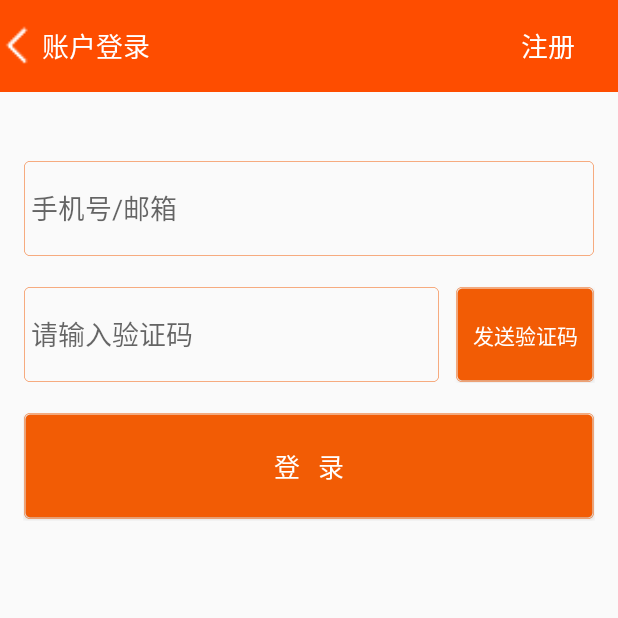
After one commit to wulei111/part_time_job, an Android app: the ValidateLoginActivity screen opened directly, with no data from a screen before it, on a phone screen of 412 x 824 dp, the top half of it. The commit adds this screen. Run offline under Robolectric (Android 15) with nearby library versions, the phone set to English and light mode, and no system bars.

Commit message:
add ValidateLoginActivity 、xml

```diff
--- a/Love_PartTimeJob_app/app/src/main/AndroidManifest.xml
+++ b/Love_PartTimeJob_app/app/src/main/AndroidManifest.xml
@@ -10,12 +10,23 @@
         <activity
             android:name=".MainActivity"
             android:label="@string/app_name" >
+        </activity>
+        <activity
+            android:name=".LoginActivity"
+            android:label="LoginActivity"
+            android:theme="@style/StopTitle">
             <intent-filter>
                 <action android:name="android.intent.action.MAIN" />
 
                 <category android:name="android.intent.category.LAUNCHER" />
             </intent-filter>
         </activity>
+        <activity
+            android:name=".ValidateLoginActivity"
+            android:label="@string/title_activity_validate"
+            android:theme="@style/StopTitle">
+
+        </activity>
     </application>
 
 </manifest>
--- a/Love_PartTimeJob_app/app/src/main/java/com/best/love_parttimejob_app/LoginActivity.java
+++ b/Love_PartTimeJob_app/app/src/main/java/com/best/love_parttimejob_app/LoginActivity.java
@@ -2,38 +2,25 @@ package com.best.love_parttimejob_app;
 
 import android.support.v7.app.AppCompatActivity;
 import android.os.Bundle;
-import android.view.Menu;
-import android.view.MenuItem;
+import android.view.View;
+import android.widget.TextView;
+import android.content.Intent;
 
-import com.best.love_parttimejob_app.R;
+
 
 public class LoginActivity extends AppCompatActivity {
 
+    public TextView duanxin;
     @Override
     protected void onCreate(Bundle savedInstanceState) {
         super.onCreate(savedInstanceState);
         setContentView(R.layout.activity_login);
+        duanxin = (TextView) findViewById(R.id.duanxin);
     }
 
-    @Override
-    public boolean onCreateOptionsMenu(Menu menu) {
-        // Inflate the menu; this adds items to the action bar if it is present.
-        getMenuInflater().inflate(R.menu.menu_login, menu);
-        return true;
-    }
-
-    @Override
-    public boolean onOptionsItemSelected(MenuItem item) {
-        // Handle action bar item clicks here. The action bar will
-        // automatically handle clicks on the Home/Up button, so long
-        // as you specify a parent activity in AndroidManifest.xml.
-        int id = item.getItemId();
-
-        //noinspection SimplifiableIfStatement
-        if (id == R.id.action_settings) {
-            return true;
-        }
-
-        return super.onOptionsItemSelected(item);
+//    短信验证登录
+    public void duanxinlogin(View view){
+        Intent intent = new Intent(this,ValidateLoginActivity.class);
+        startActivity(intent);
     }
 }
--- /dev/null
+++ b/Love_PartTimeJob_app/app/src/main/java/com/best/love_parttimejob_app/ValidateLoginActivity.java
@@ -0,0 +1,17 @@
+package com.best.love_parttimejob_app;
+
+import android.support.v7.app.AppCompatActivity;
+import android.os.Bundle;
+import android.view.Menu;
+import android.view.MenuItem;
+
+public class ValidateLoginActivity extends AppCompatActivity {
+
+    @Override
+    protected void onCreate(Bundle savedInstanceState) {
+        super.onCreate(savedInstanceState);
+        setContentView(R.layout.activity_validatelogin);
+    }
+
+
+}
--- a/Love_PartTimeJob_app/app/src/main/res/layout/activity_login.xml
+++ b/Love_PartTimeJob_app/app/src/main/res/layout/activity_login.xml
@@ -7,6 +7,7 @@
         android:layout_width="fill_parent"
         android:layout_height="fill_parent"
         android:orientation="vertical">
+        <!--toolbar-->
         <LinearLayout
             android:layout_width="fill_parent"
             android:layout_height="0dp"
@@ -44,6 +45,10 @@
                 android:gravity="center_vertical"
                 />
         </LinearLayout>
+        <!--toolbar-->
+
+
+        <!-- body-->
         <LinearLayout
             android:layout_width="fill_parent"
             android:layout_height="0dp"
@@ -51,6 +56,7 @@
             android:paddingLeft="15dp"
             android:paddingRight="15dp"
             android:orientation="vertical">
+            <!-- 主要内容-->
             <LinearLayout
                 android:layout_width="fill_parent"
                 android:layout_height="0dp"
@@ -107,9 +113,15 @@
                         android:layout_weight="0.6"
                         android:text="短信验证登录"
                         android:gravity="center_vertical"
+                        android:onClick="duanxinlogin"
+                        android:id="@+id/duanxin"
                         />
                 </LinearLayout>
             </LinearLayout>
+            <!-- 主要内容-->
+
+
+
             <LinearLayout
                 android:layout_width="fill_parent"
                 android:layout_height="0dp"
@@ -118,6 +130,7 @@
             </LinearLayout>
 
         </LinearLayout>
+        <!-- body-->
     </LinearLayout>
 
 </RelativeLayout>
--- /dev/null
+++ b/Love_PartTimeJob_app/app/src/main/res/layout/activity_validatelogin.xml
@@ -0,0 +1,147 @@
+<RelativeLayout xmlns:android="http://schemas.android.com/apk/res/android"
+    xmlns:tools="http://schemas.android.com/tools" android:layout_width="match_parent"
+    android:layout_height="match_parent"
+    tools:context="com.best.love_parttimejob_app.ValidateLoginActivity">
+
+    <LinearLayout
+        android:layout_width="fill_parent"
+        android:layout_height="fill_parent"
+        android:orientation="vertical">
+        <!--toolbar-->
+        <LinearLayout
+            android:layout_width="fill_parent"
+            android:layout_height="0dp"
+            android:layout_weight="0.15"
+            android:orientation="horizontal"
+            android:background="@color/toolbarcolor"
+            android:gravity="center_vertical"
+            android:paddingRight="15dp">
+            <ImageView
+                android:layout_width="0dp"
+                android:layout_height="fill_parent"
+                android:layout_weight="0.2"
+                android:src="@drawable/fanhuis"/>
+            <TextView
+                android:layout_width="0dp"
+                android:layout_height="fill_parent"
+                android:layout_weight="0.8"
+                android:text="账户登录"
+                android:gravity="center_vertical"
+                android:textSize="18sp"
+                android:textColor="#fff"/>
+            <TextView
+                android:layout_width="0dp"
+                android:layout_height="fill_parent"
+                android:layout_weight="1.48"
+                android:gravity="center"
+                android:textColor="#fff"/>
+            <TextView
+                android:layout_width="0dp"
+                android:layout_height="fill_parent"
+                android:layout_weight="0.35"
+                android:text="注册"
+                android:textSize="18sp"
+                android:textColor="#fff"
+                android:gravity="center_vertical"
+                />
+        </LinearLayout>
+        <!--toolbar-->
+
+
+        <!-- body-->
+        <LinearLayout
+            android:layout_width="fill_parent"
+            android:layout_height="0dp"
+            android:layout_weight="1.85"
+            android:paddingLeft="15dp"
+            android:paddingRight="15dp"
+            android:orientation="vertical">
+            <!-- 主要内容-->
+            <LinearLayout
+                android:layout_width="fill_parent"
+                android:layout_height="0dp"
+                android:layout_weight="0.6"
+                android:orientation="vertical">
+                <!-- 间隔，用来隔开输入框-->
+                <TextView
+                    android:layout_width="fill_parent"
+                    android:layout_height="0dp"
+                    android:layout_weight="0.7" />
+                <!-- 间隔，用来隔开输入框-->
+
+                <!-- 账号-->
+                <LinearLayout
+                    android:layout_width="fill_parent"
+                    android:layout_height="0dp"
+                    android:layout_weight="1"
+                    android:orientation="horizontal">
+                    <EditText
+                        android:layout_width="fill_parent"
+                        android:layout_height="fill_parent"
+                        android:background="@drawable/sousuokuang"
+                        android:hint="手机号/邮箱"
+                        android:inputType="text"/>
+                </LinearLayout>
+                <!-- 账号-->
+
+
+                <TextView
+                    android:layout_width="fill_parent"
+                    android:layout_height="0dp"
+                    android:layout_weight="0.3" />
+
+                <!-- 验证码-->
+                <LinearLayout
+                    android:layout_width="fill_parent"
+                    android:layout_height="0dp"
+                    android:layout_weight="1">
+                    <EditText
+                        android:layout_width="0dp"
+                        android:layout_height="fill_parent"
+                        android:layout_weight="1.5"
+                        android:background="@drawable/sousuokuang"
+                        android:hint="请输入验证码"
+                        android:inputType="text"/>
+                    <!-- 发送验证码按钮-->
+                    <Button
+                        android:layout_width="0dp"
+                        android:layout_height="fill_parent"
+                        android:layout_weight="0.5"
+                        android:text="发送验证码"
+                        android:background="@drawable/anniu01"
+                        android:textColor="#fff"
+                        android:layout_marginLeft="10dp"/>
+                </LinearLayout>
+
+                <TextView
+                    android:layout_width="fill_parent"
+                    android:layout_height="0dp"
+                    android:layout_weight="0.3" />
+
+                <!-- 登录按钮-->
+                <Button
+                    android:layout_width="fill_parent"
+                    android:layout_height="0dp"
+                    android:layout_weight="1.1"
+                    android:text="登   录"
+                    android:textColor="@color/white"
+                    android:background="@drawable/anniu01"
+                    android:textSize="17sp"/>
+
+            </LinearLayout>
+            <!-- 主要内容-->
+
+
+
+            <LinearLayout
+                android:layout_width="fill_parent"
+                android:layout_height="0dp"
+                android:layout_weight="1">
+
+            </LinearLayout>
+
+        </LinearLayout>
+        <!-- body-->
+    </LinearLayout>
+
+</RelativeLayout>
--- /dev/null
+++ b/Love_PartTimeJob_app/app/src/main/res/menu/menu_validate.xml
@@ -0,0 +1,7 @@
+<menu xmlns:android="http://schemas.android.com/apk/res/android"
+    xmlns:app="http://schemas.android.com/apk/res-auto"
+    xmlns:tools="http://schemas.android.com/tools"
+    tools:context="com.best.love_parttimejob_app.ValidateLoginActivity">
+    <item android:id="@+id/action_settings" android:title="@string/action_settings"
+        android:orderInCategory="100" app:showAsAction="never" />
+</menu>
--- a/Love_PartTimeJob_app/app/src/main/res/values/strings.xml
+++ b/Love_PartTimeJob_app/app/src/main/res/values/strings.xml
@@ -3,4 +3,5 @@
 
     <string name="hello_world">Hello world!</string>
     <string name="action_settings">Settings</string>
+    <string name="title_activity_validate">ValidateActivity</string>
 </resources>
--- a/Love_PartTimeJob_app/app/src/main/res/values/styles.xml
+++ b/Love_PartTimeJob_app/app/src/main/res/values/styles.xml
@@ -4,5 +4,13 @@
     <style name="AppTheme" parent="Theme.AppCompat.Light.DarkActionBar">
         <!-- Customize your theme here. -->
     </style>
+    //同时隐藏标题栏和通知栏
+    <style name="StopAll" parent="Theme.AppCompat.Light.NoActionBar">
+        <item name="android:windowFullscreen">true</item>
+    </style>
+    //隐藏标题栏
+    <style name="StopTitle" parent="Theme.AppCompat.Light.NoActionBar">
+        <item name="android:windowNoTitle">true</item>
+    </style>
 
 </resources>
```
Also changed, not shown: 28 other files.
